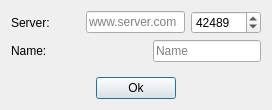
Before: the Qt Designer form client/full/AddServer.ui in alphaonex86/CatchChallenger, drawn with Qt 5.
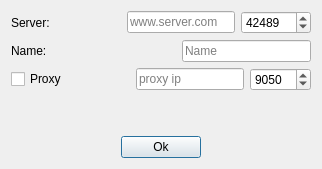
After: the same form once the commit is applied.

Patch:
```diff
--- a/client/full/AddServer.ui
+++ b/client/full/AddServer.ui
@@ -9,8 +9,8 @@
    <rect>
     <x>0</x>
     <y>0</y>
-    <width>272</width>
-    <height>110</height>
+    <width>322</width>
+    <height>169</height>
    </rect>
   </property>
   <property name="windowTitle">
@@ -98,6 +98,50 @@
      </item>
     </layout>
    </item>
+   <item>
+    <layout class="QHBoxLayout" name="horizontalLayout_4">
+     <item>
+      <widget class="QCheckBox" name="proxy">
+       <property name="text">
+        <string>Proxy</string>
+       </property>
+      </widget>
+     </item>
+     <item>
+      <spacer name="horizontalSpacer_5">
+       <property name="orientation">
+        <enum>Qt::Horizontal</enum>
+       </property>
+       <property name="sizeHint" stdset="0">
+        <size>
+         <width>40</width>
+         <height>20</height>
+        </size>
+       </property>
+      </spacer>
+     </item>
+     <item>
+      <widget class="QLineEdit" name="proxyServer">
+       <property name="placeholderText">
+        <string>proxy ip</string>
+       </property>
+      </widget>
+     </item>
+     <item>
+      <widget class="QSpinBox" name="proxyPort">
+       <property name="minimum">
+        <number>1</number>
+       </property>
+       <property name="maximum">
+        <number>65535</number>
+       </property>
+       <property name="value">
+        <number>9050</number>
+       </property>
+      </widget>
+     </item>
+    </layout>
+   </item>
    <item>
     <spacer name="verticalSpacer">
      <property name="orientation">
```
